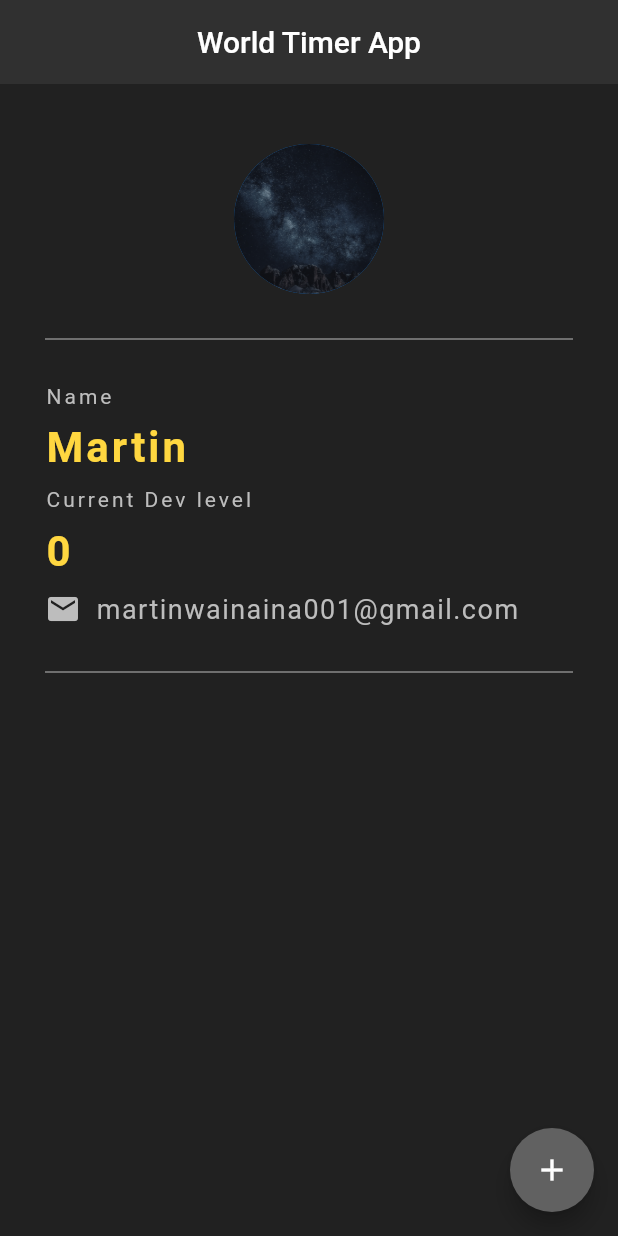
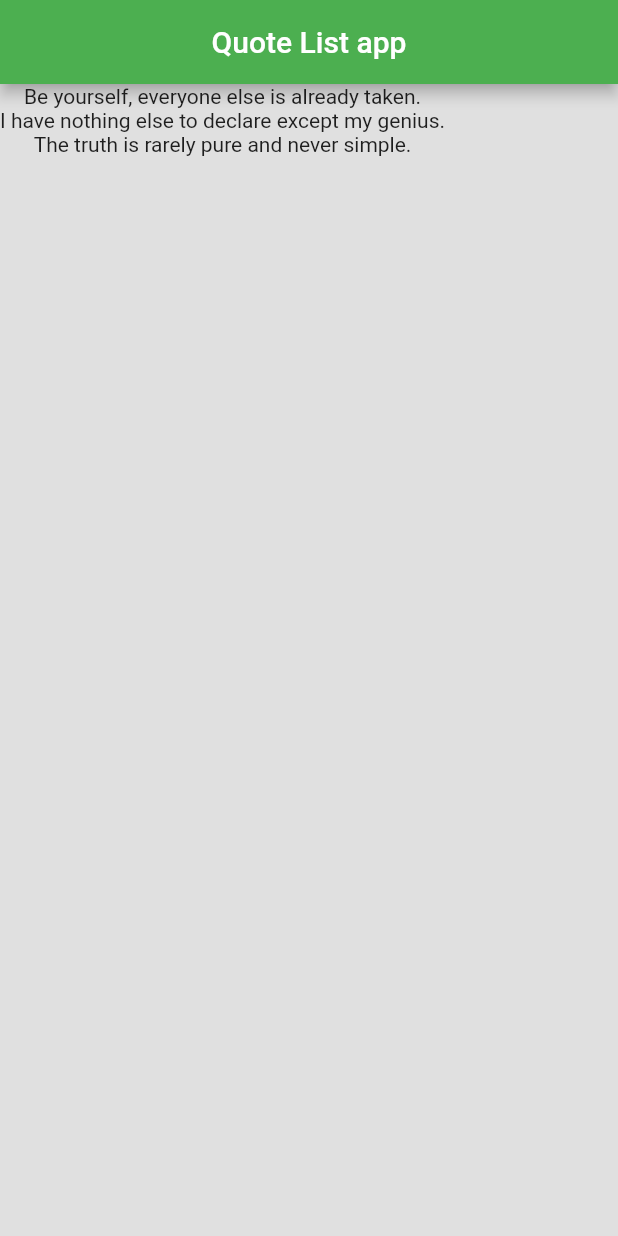
Before and after one commit to martin-ngigi/id_project, a Flutter app: the screen it shows after launch, on a phone screen of 412 x 824 dp. Run offline on Flutter 3.47's test engine with Material 2 defaults, Android fonts, the phone set to English and light mode, and no system bars.

Commit message:
Added lists

```diff
--- a/lib/main.dart
+++ b/lib/main.dart
@@ -3,7 +3,7 @@ import 'package:flutter/material.dart';
 void main() {
   runApp(
       MaterialApp(
-          home: Home()
+          home: Quotelist()
       )
   );
 }
@@ -11,114 +11,35 @@ void main() {
 //short-cut for StatelessWidget is "stless"
 
 //short-cut for StatefulWidget is "stful"
-class Home extends StatefulWidget {
+class Quotelist extends StatefulWidget {
   @override
-  State<Home> createState() => _HomeState();
+  State<Quotelist> createState() => _HomeState();
 }
 
-class _HomeState extends State<Home> {
+class _HomeState extends State<Quotelist> {
 
   int level = 0;
 
   @override
   Widget build(BuildContext context) {
+    List<String> quotes_list = [
+      "Be yourself, everyone else is already taken.",
+      "I have nothing else to declare except my genius.",
+      "The truth is rarely pure and never simple."
+    ];
+
     //Scaffold allows us to create a well layered app with appbar, body
     return Scaffold(
-      backgroundColor: Colors.grey[900], //entire background
+      backgroundColor: Colors.grey[300],
       appBar: AppBar(
-        title: Text("World Timer App"),
+        title: Text("Quote List app"),
         centerTitle: true,
-        backgroundColor: Colors.grey[850],
-        elevation: 0.0, //remove shadow
+        backgroundColor: Colors.green,
       ),
-      body: Padding(
-        padding: EdgeInsets.fromLTRB(30, 40, 30, 0),
-        child: Column(
-          crossAxisAlignment: CrossAxisAlignment.start, // horizontal alignment.
-          children: [
-            Center(
-              child: CircleAvatar(
-                backgroundImage: AssetImage("assets/image1.jpg"),
-                radius: 50.0,
-              ),
-            ),
-            Divider(
-              height: 60.0,
-              color: Colors.grey[400],
-            ),
-            Text(
-              "Name",
-              style: TextStyle(
-                  color: Colors.grey[400],
-                  letterSpacing: 2.0
-              ),
-            ),
-            SizedBox(height: 10.0), //for placing a gap in between the fields.
-            Text(
-              "Martin",
-              style: TextStyle(
-                color: Colors.amberAccent[200],
-                letterSpacing: 2.0,
-                fontSize: 28.0,
-                fontWeight: FontWeight.bold,
-              ),
-            ),
-            SizedBox(height: 10.0), //
-            Text(
-              "Current Dev level",
-              style: TextStyle(
-                  color: Colors.grey[400],
-                  letterSpacing: 2.0
-              ),
-            ),
-            SizedBox(height: 10.0), //for placing a gap in between the fields.
-            Text(
-              "${level}",
-              style: TextStyle(
-                color: Colors.amberAccent[200],
-                letterSpacing: 2.0,
-                fontSize: 28.0,
-                fontWeight: FontWeight.bold,
-              ),
-            ),
-            SizedBox(height: 10.0), //for placing a gap in between the fields.
-            Row(
-              children: [
-                Icon(
-                  Icons.mail,
-                  color: Colors.grey[400],
-                  size: 24.0,
-                  // semanticLabel: 'Email',
-                ),
-                Container(
-                  margin: EdgeInsets.fromLTRB(10, 0, 0, 0), //left, Top, Right, Bottom
-                  //instead of a container, one can also use sized box
-                  child: Text(
-                    "martinwainaina001@gmail.com",
-                    style: TextStyle(
-                      color: Colors.grey[400],
-                      letterSpacing: 1.0,
-                      fontSize: 18.0,
-                    ),
-                  ),
-                ),
-              ],
-            ),
-            Divider(
-              height: 60.0,
-              color: Colors.grey[400],
-            ),
-          ],
-        ),
-      ),
-      floatingActionButton: FloatingActionButton(
-        onPressed: (){
-          setState(() {
-            level += 1;
-          });
-        },
-        child: Icon(Icons.add),
-        backgroundColor: Colors.grey[700],
+      body: Column(
+        children: quotes_list.map((quote)
+        => Text(quote) // "=>" is used as a return statement.
+        ).toList(),
       ),
     );
   }
```
